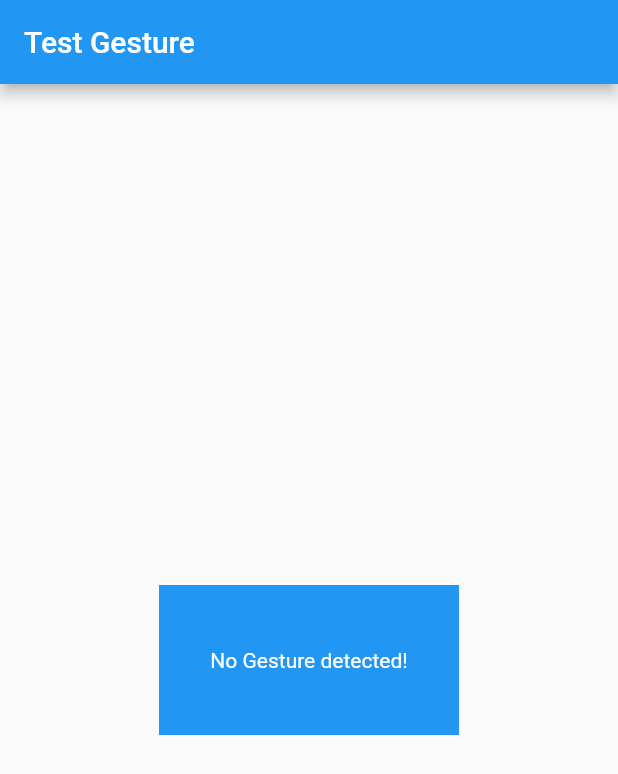
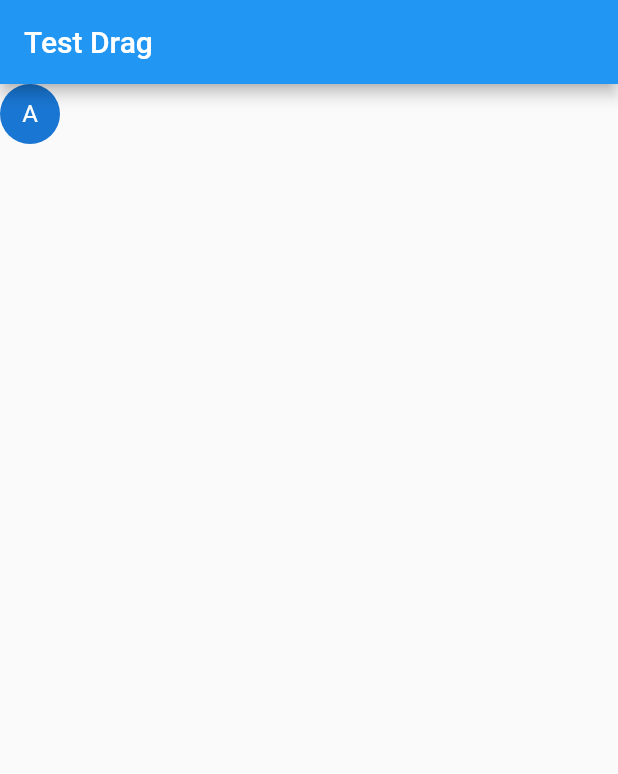
Before and after one commit to huhx/flutter_learn, a Flutter app: the screen it shows after launch, on a phone screen of 412 x 824 dp. Shown: the top 774 px of the screen. Run offline on Flutter 3.47's test engine with Material 2 defaults, Android fonts, the phone set to English and light mode, and no system bars.

Commit message:
[huhx] -event: test the drag widget

```diff
--- a/lib/main.dart
+++ b/lib/main.dart
@@ -1,6 +1,6 @@
 import 'package:flutter/material.dart';
 
-import 'view/gesture_widget.dart';
+import 'view/drag_widget.dart';
 
 void main() {
   runApp(const MyApp());
@@ -26,9 +26,9 @@ class RootWidget extends StatelessWidget {
   Widget build(BuildContext context) {
     return Scaffold(
       appBar: AppBar(
-        title: const Text("Test Gesture"),
+        title: const Text("Test Drag"),
       ),
-      body: const GestureWidget(),
+      body: const DragWidget(),
     );
   }
 }
--- /dev/null
+++ b/lib/view/drag_widget.dart
@@ -0,0 +1,37 @@
+import 'package:flutter/material.dart';
+
+class DragWidget extends StatefulWidget {
+  const DragWidget({super.key});
+
+  @override
+  State<DragWidget> createState() => _DragWidgetState();
+}
+
+class _DragWidgetState extends State<DragWidget> {
+  double top = 0.0;
+  double left = 0.0;
+
+  @override
+  Widget build(BuildContext context) {
+    return Stack(
+      children: [
+        Positioned(
+          top: top,
+          left: left,
+          child: GestureDetector(
+            child: const CircleAvatar(child: Text("A")),
+            onPanDown: (DragDownDetails e) =>
+                debugPrint("down: ${e.globalPosition}"),
+            onPanUpdate: (DragUpdateDetails e) {
+              setState(() {
+                left += e.delta.dx;
+                top += e.delta.dy;
+              });
+            },
+            onPanEnd: (DragEndDetails e) => debugPrint("end: ${e.velocity}"),
+          ),
+        )
+      ],
+    );
+  }
+}
```
